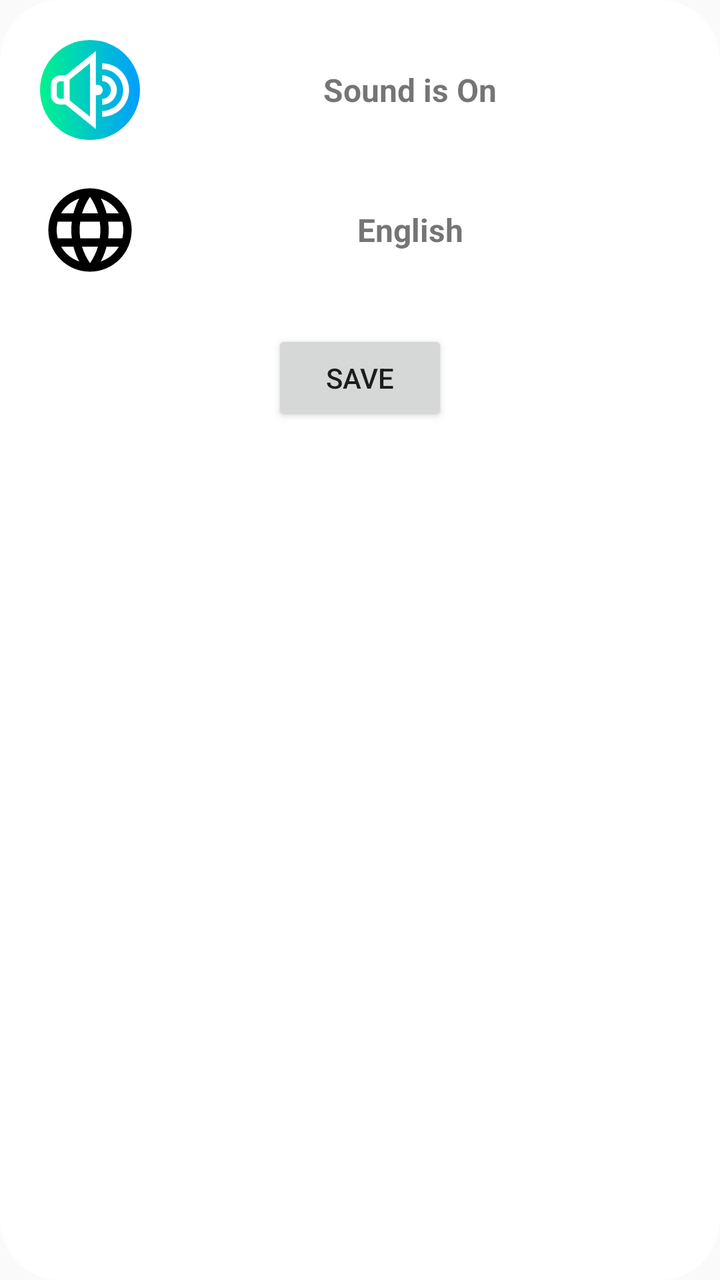
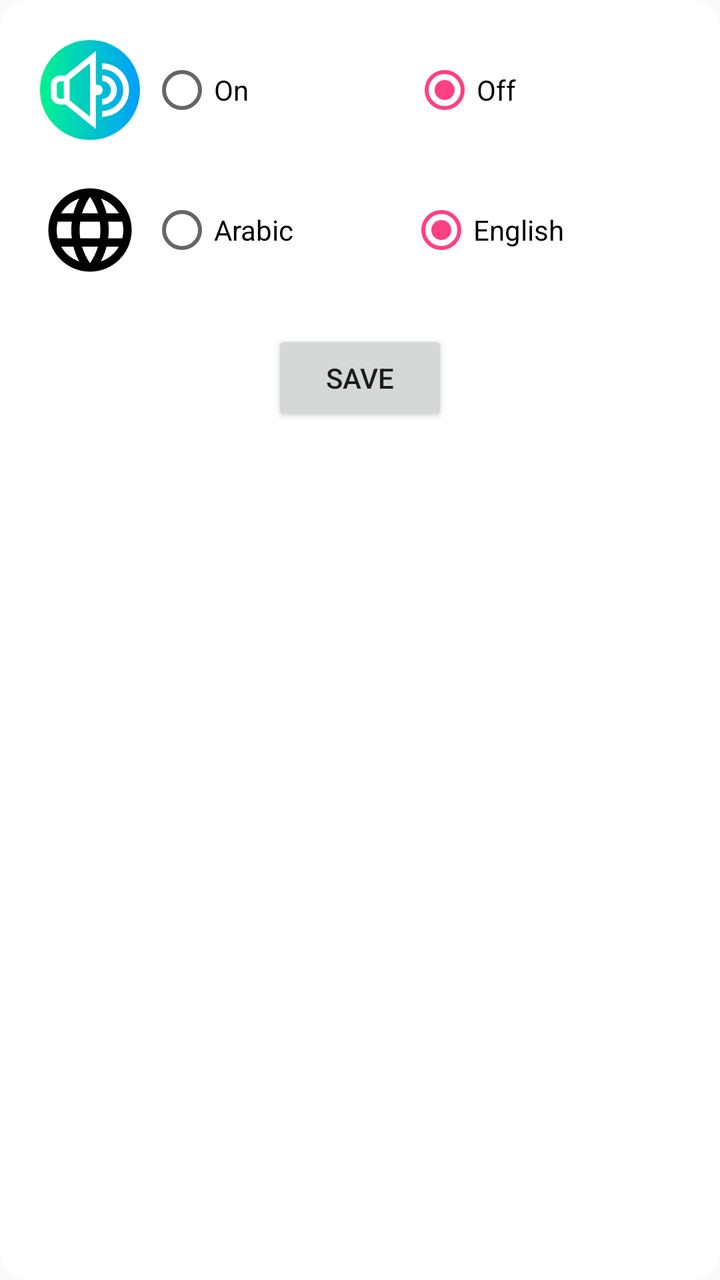

Screens rendered from an Android XML layout before and after an edit, with the pre-edit source and the edit as a unified diff.
<!-- AndroidManifest.xml: application theme AppTheme -->
<!-- res/layout/dialog_settings.xml -->
<?xml version="1.0" encoding="utf-8"?>
<LinearLayout xmlns:android="http://schemas.android.com/apk/res/android"
    android:layout_width="match_parent"
    android:layout_height="wrap_content"
    android:background="@drawable/bg_popup_base_panel"
    android:padding="15dp"
    android:layout_gravity="center_vertical"
    android:layout_marginStart="10dp"
    android:layout_marginEnd="10dp"
    android:orientation="vertical">

    <LinearLayout
        android:layout_width="match_parent"
        android:padding="5dp"
        android:layout_height="wrap_content"
        android:orientation="horizontal"
        android:weightSum="2">

        <ImageView
            android:src="@drawable/ic_volume"
            android:id="@+id/dialog_setting_iv_audio"
            android:layout_width="50dp"
            android:layout_height="50dp"
            android:layout_gravity="center" />

        <TextView
            android:id="@+id/dialog_setting_tv_audio_status"
            android:layout_gravity="center"
            android:layout_width="match_parent"
            android:text="Sound is On"
            android:gravity="center"
            android:textSize="16sp"
            android:textStyle="bold"
            android:layout_height="wrap_content" />
    </LinearLayout>

    <LinearLayout
        android:layout_marginTop="10dp"
        android:layout_width="match_parent"
        android:padding="5dp"
        android:layout_height="wrap_content"
        android:orientation="horizontal"
        android:weightSum="2">

        <ImageView
            android:id="@+id/dialog_setting_iv_language"
            android:layout_width="50dp"
            android:layout_height="50dp"
            android:layout_gravity="center"
            android:src="@drawable/ic_language_black_24dp" />

        <TextView
            android:id="@+id/dialog_setting_tv_language_status"
            android:layout_width="match_parent"
            android:layout_height="wrap_content"
            android:layout_gravity="center"
            android:gravity="center"
            android:text="English"
            android:textSize="16sp"
            android:textStyle="bold" />
    </LinearLayout>

    <Button
        android:id="@+id/dialog_setting_btn_save"
        android:layout_width="wrap_content"
        android:layout_height="wrap_content"
        android:layout_marginTop="20dp"
        android:text="save"
        android:layout_marginBottom="10dp"
        android:layout_gravity="center_horizontal"/>
</LinearLayout>
<!-- resources referenced by this layout -->
<resources>
  <!-- drawable bg_popup_base_panel (drawable) -->
  <shape xmlns:android="http://schemas.android.com/apk/res/android">
      <solid
          android:color="@color/colorWhite"/>
      <corners
          android:radius="30dp" />
      <padding
          android:left="10dp"
          android:top="10dp"
          android:right="10dp"
          android:bottom="10dp" />
  </shape>
  <!-- drawable ic_language_black_24dp (drawable) -->
  <vector xmlns:android="http://schemas.android.com/apk/res/android"
          android:width="24dp"
          android:height="24dp"
          android:viewportWidth="24.0"
          android:viewportHeight="24.0">
      <path
          android:fillColor="#FF000000"
          android:pathData="M11.99,2C6.47,2 2,6.48 2,12s4.47,10 9.99,10C17.52,22 22,17.52 22,12S17.52,2 11.99,2zM18.92,8h-2.95c-0.32,-1.25 -0.78,-2.45 -1.38,-3.56 1.84,0.63 3.37,1.91 4.33,3.56zM12,4.04c0.83,1.2 1.48,2.53 1.91,3.96h-3.82c0.43,-1.43 1.08,-2.76 1.91,-3.96zM4.26,14C4.1,13.36 4,12.69 4,12s0.1,-1.36 0.26,-2h3.38c-0.08,0.66 -0.14,1.32 -0.14,2 0,0.68 0.06,1.34 0.14,2L4.26,14zM5.08,16h2.95c0.32,1.25 0.78,2.45 1.38,3.56 -1.84,-0.63 -3.37,-1.9 -4.33,-3.56zM8.03,8L5.08,8c0.96,-1.66 2.49,-2.93 4.33,-3.56C8.81,5.55 8.35,6.75 8.03,8zM12,19.96c-0.83,-1.2 -1.48,-2.53 -1.91,-3.96h3.82c-0.43,1.43 -1.08,2.76 -1.91,3.96zM14.34,14L9.66,14c-0.09,-0.66 -0.16,-1.32 -0.16,-2 0,-0.68 0.07,-1.35 0.16,-2h4.68c0.09,0.65 0.16,1.32 0.16,2 0,0.68 -0.07,1.34 -0.16,2zM14.59,19.56c0.6,-1.11 1.06,-2.31 1.38,-3.56h2.95c-0.96,1.65 -2.49,2.93 -4.33,3.56zM16.36,14c0.08,-0.66 0.14,-1.32 0.14,-2 0,-0.68 -0.06,-1.34 -0.14,-2h3.38c0.16,0.64 0.26,1.31 0.26,2s-0.1,1.36 -0.26,2h-3.38z"/>
  </vector>
  <!-- drawable ic_volume (drawable) -->
  <vector android:height="24dp" android:viewportHeight="512"
      android:viewportWidth="512" android:width="24dp"
      xmlns:aapt="http://schemas.android.com/aapt" xmlns:android="http://schemas.android.com/apk/res/android">
      <path android:pathData="m512,256c0,141.387 -114.613,256 -256,256s-256,-114.613 -256,-256 114.613,-256 256,-256 256,114.613 256,256zM512,256">
          <aapt:attr name="android:fillColor">
              <gradient android:endX="512" android:endY="256"
                  android:startX="0" android:startY="256" android:type="linear">
                  <item android:color="#FF00F38D" android:offset="0"/>
                  <item android:color="#FF009EFF" android:offset="1"/>
              </gradient>
          </aapt:attr>
      </path>
      <path android:fillColor="#fff" android:pathData="m294.445,229.313h-8.551v-173.293l-155.133,125.371h-26.055c-26.402,0 -48.707,21.227 -48.707,46.355v56.441c0,25.125 22.305,46.355 48.707,46.355h26.355l154.832,125.129v-173.172l8.461,-0.086c14.844,0 26.969,-11.727 26.969,-26.449 0,-14.719 -12.035,-26.652 -26.879,-26.652zM86,284.188v-56.441c0,-8.406 9.09,-16.355 18.707,-16.355h17.141v89.152h-17.141c-9.617,0 -18.707,-7.949 -18.707,-16.355zM255.895,392.855 L151.848,308.77v-105.848l104.047,-84.086zM255.895,392.855"/>
      <path android:fillColor="#fff" android:pathData="m393.289,255.965c0,-41.555 -33.809,-75.359 -75.359,-75.359v30c25.012,0 45.359,20.348 45.359,45.359 0,25.012 -20.348,45.359 -45.359,45.359v30c41.551,0.004 75.359,-33.805 75.359,-75.359zM393.289,255.965"/>
      <path android:fillColor="#fff" android:pathData="m318.078,119.461v30c59.508,0 107.922,47.953 107.922,106.898 0,58.941 -48.414,106.895 -107.922,106.895v30c76.051,0 137.922,-61.41 137.922,-136.895 0,-75.488 -61.871,-136.898 -137.922,-136.898zM318.078,119.461"/>
  </vector>
  <style name="AppTheme" parent="Theme.AppCompat.Light.DarkActionBar">
          
          <item name="colorPrimary">@color/colorPrimary</item>
          <item name="colorPrimaryDark">@color/colorPrimaryDark</item>
          <item name="colorAccent">@color/colorAccent</item>
      </style>
  <color name="colorWhite">#FFF</color>
  <color name="colorPrimary">#3F51B5</color>
  <color name="colorPrimaryDark">#303F9F</color>
  <color name="colorAccent">#FF4081</color>
</resources>

<!-- the commit's change to res/layout/dialog_settings.xml (unified diff, before → after) -->
@@ -2,44 +2,56 @@
 <LinearLayout xmlns:android="http://schemas.android.com/apk/res/android"
     android:layout_width="match_parent"
     android:layout_height="wrap_content"
-    android:background="@drawable/bg_popup_base_panel"
-    android:padding="15dp"
     android:layout_gravity="center_vertical"
     android:layout_marginStart="10dp"
     android:layout_marginEnd="10dp"
-    android:orientation="vertical">
+    android:background="@drawable/bg_popup_base_panel"
+    android:orientation="vertical"
+    android:padding="15dp">
 
     <LinearLayout
         android:layout_width="match_parent"
-        android:padding="5dp"
         android:layout_height="wrap_content"
         android:orientation="horizontal"
+        android:padding="5dp"
         android:weightSum="2">
 
         <ImageView
-            android:src="@drawable/ic_volume"
             android:id="@+id/dialog_setting_iv_audio"
             android:layout_width="50dp"
             android:layout_height="50dp"
-            android:layout_gravity="center" />
+            android:layout_gravity="center"
+            android:src="@drawable/ic_volume" />
 
-        <TextView
-            android:id="@+id/dialog_setting_tv_audio_status"
-            android:layout_gravity="center"
+        <RadioGroup
             android:layout_width="match_parent"
-            android:text="Sound is On"
-            android:gravity="center"
-            android:textSize="16sp"
-            android:textStyle="bold"
-            android:layout_height="wrap_content" />
+            android:layout_height="match_parent"
+            android:layout_marginStart="5dp"
+            android:checkedButton="@id/dialog_setting_rb_audio_off"
+            android:orientation="horizontal">
+
+            <RadioButton
+                android:id="@+id/dialog_setting_rb_audio_on"
+                android:layout_width="wrap_content"
+                android:layout_height="match_parent"
+                android:layout_weight="1"
+                android:text="On" />
+
+            <RadioButton
+                android:id="@+id/dialog_setting_rb_audio_off"
+                android:layout_width="wrap_content"
+                android:layout_height="match_parent"
+                android:layout_weight="1"
+                android:text="Off" />
+        </RadioGroup>
     </LinearLayout>
 
     <LinearLayout
+        android:layout_width="match_parent"
+        android:layout_height="wrap_content"
         android:layout_marginTop="10dp"
-        android:layout_width="match_parent"
+        android:orientation="horizontal"
         android:padding="5dp"
-        android:layout_height="wrap_content"
-        android:orientation="horizontal"
         android:weightSum="2">
 
         <ImageView
@@ -49,23 +61,35 @@
             android:layout_gravity="center"
             android:src="@drawable/ic_language_black_24dp" />
 
-        <TextView
-            android:id="@+id/dialog_setting_tv_language_status"
+        <RadioGroup
             android:layout_width="match_parent"
-            android:layout_height="wrap_content"
-            android:layout_gravity="center"
-            android:gravity="center"
-            android:text="English"
-            android:textSize="16sp"
-            android:textStyle="bold" />
+            android:layout_height="match_parent"
+            android:layout_marginStart="5dp"
+            android:checkedButton="@id/dialog_setting_rb_lang_en"
+            android:orientation="horizontal">
+
+            <RadioButton
+                android:id="@+id/dialog_setting_rb_lang_ar"
+                android:layout_width="wrap_content"
+                android:layout_height="match_parent"
+                android:layout_weight="1"
+                android:text="Arabic" />
+
+            <RadioButton
+                android:id="@+id/dialog_setting_rb_lang_en"
+                android:layout_width="wrap_content"
+                android:layout_height="match_parent"
+                android:layout_weight="1"
+                android:text="English" />
+        </RadioGroup>
     </LinearLayout>
 
     <Button
         android:id="@+id/dialog_setting_btn_save"
         android:layout_width="wrap_content"
         android:layout_height="wrap_content"
+        android:layout_gravity="center_horizontal"
         android:layout_marginTop="20dp"
-        android:text="save"
         android:layout_marginBottom="10dp"
-        android:layout_gravity="center_horizontal"/>
+        android:text="save" />
 </LinearLayout>
<!-- resource entries referenced after the edit -->
@@ -5,7 +5,7 @@
       <solid
           android:color="@color/colorWhite"/>
       <corners
-          android:radius="30dp" />
+          android:radius="15dp" />
       <padding
           android:left="10dp"
           android:top="10dp"
